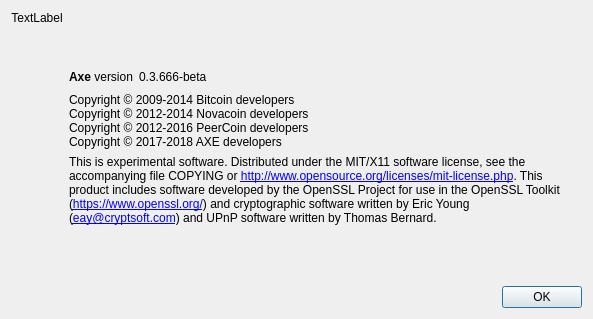
This is share/qt/src/qt/forms/aboutdialog.ui in AXErunners/axe as Qt 5 draws it before an edit. The edited form follows.
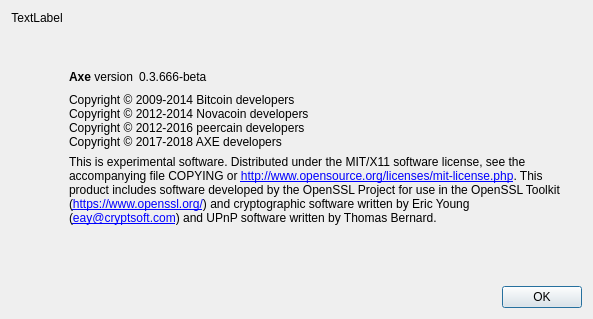
This is the edited form.

```diff
--- a/share/qt/src/qt/forms/aboutdialog.ui
+++ b/share/qt/src/qt/forms/aboutdialog.ui
@@ -90,7 +90,7 @@
        <property name="text">
         <string>Copyright © 2009-2014 Bitcoin developers
 Copyright © 2012-2014 Novacoin developers
-Copyright © 2012-2016 PeerCoin developers
+Copyright © 2012-2016 peercain developers
 Copyright © 2017-2018 AXE developers</string>
        </property>
        <property name="textInteractionFlags">
```
